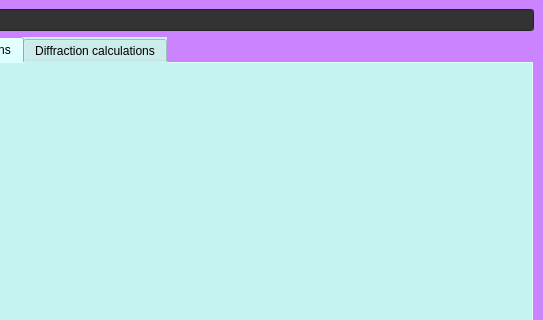
Before: the Qt Designer form cdicalc/gui/MainWindow.ui in carnisj/cdicalc, drawn with Qt 5; both pictures show x 216 to 759 and y 0 to 320 of the 759 by 563 pixel window.
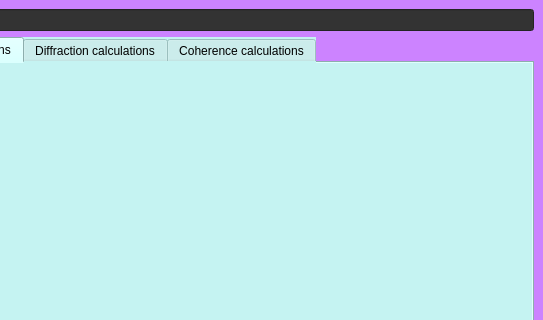
After: the same form once the commit is applied. The open tabs and pages were chosen to show the change.

Diff of the .ui file:
```diff
--- a/cdicalc/gui/MainWindow.ui
+++ b/cdicalc/gui/MainWindow.ui
@@ -385,6 +385,11 @@
           <string>Diffraction calculations</string>
          </attribute>
         </widget>
+        <widget class="QWidget" name="tab">
+         <attribute name="title">
+          <string>Coherence calculations</string>
+         </attribute>
+        </widget>
        </widget>
       </item>
      </layout>
```
Left out of the diff: 2 changed lines with no effect on the pictures.
